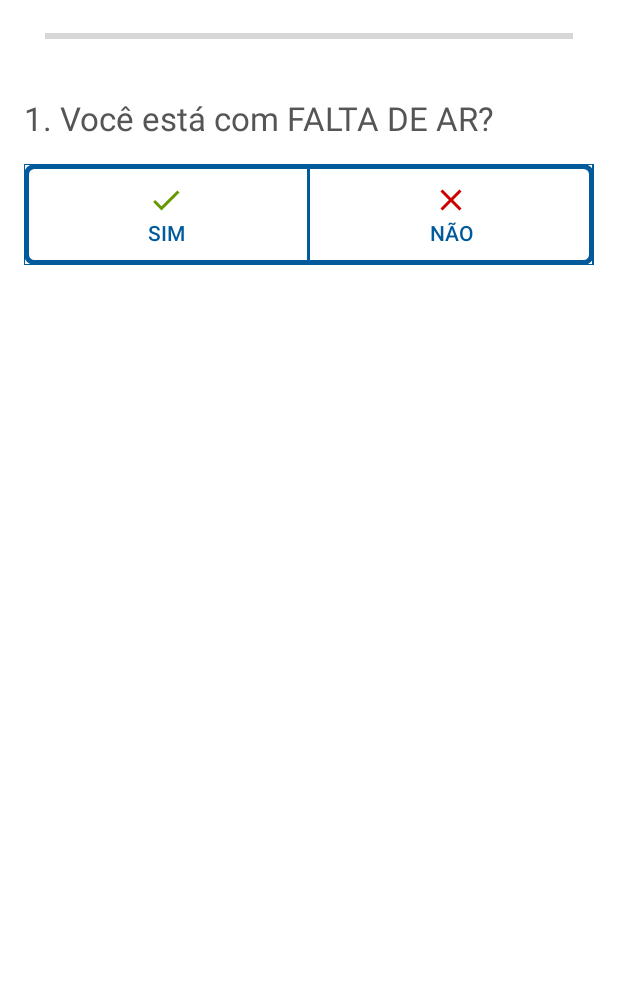
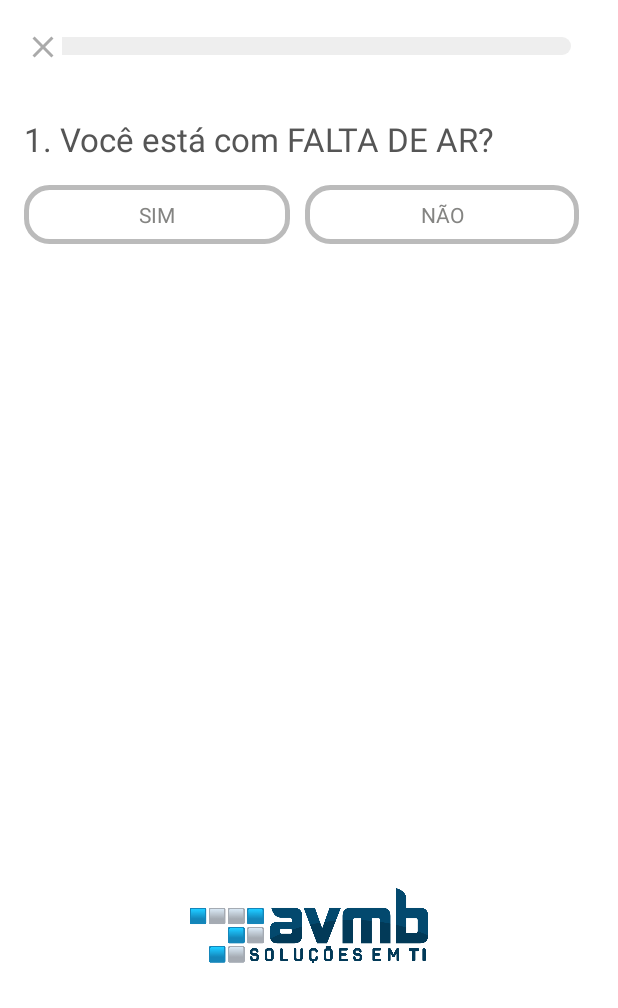
Before and after one commit to hubosong/Covid19, an Android app: the screen it shows after launch (MainActivity), on a phone screen of 412 x 824 dp, the part 228-1236 px from its top. Run offline under Robolectric (Android 15) with nearby library versions, the phone set to English and light mode, and no system bars.

Commit message:
Several Adjusts

```diff
--- a/app/src/main/java/com/example/covid19/MainActivity.java
+++ b/app/src/main/java/com/example/covid19/MainActivity.java
@@ -1,21 +1,21 @@
 package com.example.covid19;
 
-import android.os.Handler;
 import android.support.v7.app.AppCompatActivity;
 import android.os.Bundle;
 import android.view.View;
 import android.widget.Button;
+import android.widget.ImageButton;
 import android.widget.LinearLayout;
 import android.widget.ProgressBar;
 import android.widget.RadioButton;
 import android.widget.RadioGroup;
 import android.widget.TextView;
-import android.widget.Toast;
 
 public class MainActivity extends AppCompatActivity {
 
     private TextView txtQ, txtResult;
     private Button btnResult, btnReStart;
+    private ImageButton btnSair;
     private LinearLayout llDiagnostic, llResult;
 
     private int result = 0;
@@ -37,6 +37,7 @@ public class MainActivity extends AppCompatActivity {
         llDiagnostic = findViewById(R.id.llDiagnostic);
         llResult = findViewById(R.id.llResult);
         progressBar = findViewById(R.id.progressBar);
+        btnSair = findViewById(R.id.btnSair);
 
         q1 = "1. Você está com FALTA DE AR?";
         q2 = "2. Você está com FEBRE?";
@@ -62,6 +63,7 @@ public class MainActivity extends AppCompatActivity {
             public void onClick(View v) {
                 btnResult.setVisibility(View.GONE);
                 progressBar.setVisibility(View.GONE);
+                btnSair.setVisibility(View.GONE);
 
                 txtResult.setText(String.valueOf(result));
                 llResult.setVisibility(View.VISIBLE);
@@ -75,7 +77,21 @@ public class MainActivity extends AppCompatActivity {
                 btnResult.setVisibility(View.GONE);
                 llDiagnostic.setVisibility(View.VISIBLE);
                 progressBar.setVisibility(View.VISIBLE);
+                btnSair.setVisibility(View.VISIBLE);
+                btnSair.setImageResource(R.drawable.ic_check_nok);
+                btnSair.setEnabled(true);
 
+                txtQ.setText(q1);
+                txtResult.setText(String.valueOf(0));
+                progressBar.setProgress(0);
+                countQ=0;
+                result=0;
+            }
+        });
+
+        btnSair.setOnClickListener(new View.OnClickListener() {
+            @Override
+            public void onClick(View v) {
                 txtQ.setText(q1);
                 txtResult.setText(String.valueOf(0));
                 progressBar.setProgress(0);
@@ -116,11 +132,15 @@ public class MainActivity extends AppCompatActivity {
                     progressBar.setProgress(100);
 
                     llDiagnostic.setVisibility(View.GONE);
+                    btnSair.setImageResource(R.drawable.ic_check_ok);
+                    btnSair.setEnabled(false);
                     btnResult.setVisibility(View.VISIBLE);
                 } else {
                     progressBar.setProgress(100);
 
                     llDiagnostic.setVisibility(View.GONE);
+                    btnSair.setImageResource(R.drawable.ic_check_ok);
+                    btnSair.setEnabled(false);
                     btnResult.setVisibility(View.VISIBLE);
                 }
                 break;
--- a/app/src/main/res/drawable/control_switch_background_border.xml
+++ /dev/null
@@ -1,9 +0,0 @@
-<?xml version="1.0" encoding="utf-8"?>
-<shape xmlns:android="http://schemas.android.com/apk/res/android"
-    android:shape="rectangle">
-    <corners android:radius="5dp" />
-    <solid android:color="@android:color/transparent" />
-    <stroke
-        android:width="3dp"
-        android:color="@color/blue" />
-</shape>
--- a/app/src/main/res/drawable/control_switch_background_selector.xml
+++ /dev/null
@@ -1,18 +0,0 @@
-<?xml version="1.0" encoding="utf-8"?>
-<selector xmlns:android="http://schemas.android.com/apk/res/android">
-    <item android:state_checked="true">
-        <shape>
-            <solid android:color="@color/blue"></solid>
-        </shape>
-    </item>
-    <item android:state_pressed="true">
-        <shape>
-            <solid android:color="@color/lighterBlue"></solid>
-        </shape>
-    </item>
-    <item>
-        <shape>
-            <solid android:color="@android:color/transparent"></solid>
-        </shape>
-    </item>
-</selector>
--- a/app/src/main/res/drawable/control_switch_background_selector_middle.xml
+++ /dev/null
@@ -1,23 +0,0 @@
-<?xml version="1.0" encoding="utf-8"?>
-<selector xmlns:android="http://schemas.android.com/apk/res/android">
-    <item android:state_checked="true">
-        <shape>
-            <solid android:color="@color/blue"></solid>
-        </shape>
-    </item>
-    <item android:state_pressed="true">
-        <shape>
-            <solid android:color="@color/lighterBlue"></solid>
-        </shape>
-    </item>
-    <item>
-        <layer-list>
-            <item android:top="-1dp" android:bottom="-1dp" android:left="-1dp">
-                <shape>
-                    <solid android:color="@android:color/transparent"></solid>
-                    <stroke android:width="1dp" android:color="@color/blue"></stroke>
-                </shape>
-            </item>
-        </layer-list>
-    </item>
-</selector>
--- a/app/src/main/res/drawable/ic_check_nok.xml
+++ b/app/src/main/res/drawable/ic_check_nok.xml
@@ -4,6 +4,6 @@
         android:viewportWidth="24.0"
         android:viewportHeight="24.0">
     <path
-        android:fillColor="#FF000000"
+        android:fillColor="@android:color/holo_red_dark"
         android:pathData="M19,6.41L17.59,5 12,10.59 6.41,5 5,6.41 10.59,12 5,17.59 6.41,19 12,13.41 17.59,19 19,17.59 13.41,12z"/>
 </vector>
--- a/app/src/main/res/drawable/ic_check_ok.xml
+++ b/app/src/main/res/drawable/ic_check_ok.xml
@@ -4,6 +4,6 @@
         android:viewportWidth="24.0"
         android:viewportHeight="24.0">
     <path
-        android:fillColor="#FF000000"
+        android:fillColor="@android:color/holo_green_dark"
         android:pathData="M9,16.17L4.83,12l-1.42,1.41L9,19 21,7l-1.41,-1.41z"/>
 </vector>
--- /dev/null
+++ b/app/src/main/res/drawable/progressbar.xml
@@ -0,0 +1,29 @@
+<?xml version="1.0" encoding="utf-8"?>
+<layer-list xmlns:android="http://schemas.android.com/apk/res/android">
+    <item android:id="@android:id/background">
+        <shape android:shape="rectangle">
+            <solid android:color="#eee"/>
+            <corners
+                android:bottomRightRadius="10dp"
+                android:topRightRadius="10dp"
+                />
+        </shape>
+    </item>
+    <item android:id="@android:id/progress">
+        <clip>
+            <shape>
+                <gradient
+                    android:startColor="@android:color/holo_green_dark"
+                    android:centerColor="#76b787"
+                    android:centerY="0.50"
+                    android:endColor="@android:color/holo_green_dark"
+                    android:angle="270"
+                    />
+                <corners
+                    android:bottomRightRadius="10dp"
+                    android:topRightRadius="10dp"
+                    />
+            </shape>
+        </clip>
+    </item>
+</layer-list>
--- /dev/null
+++ b/app/src/main/res/drawable/radio_off.xml
@@ -0,0 +1,13 @@
+<?xml version="1.0" encoding="utf-8"?>
+<shape xmlns:android="http://schemas.android.com/apk/res/android"
+    android:shape="rectangle" >
+
+    <solid android:color="#ffffffff" />
+
+    <stroke
+        android:width="3dp"
+        android:color="#bbbbbb" />
+
+    <corners android:radius="15dp" />
+
+</shape>
--- /dev/null
+++ b/app/src/main/res/drawable/radio_on_green.xml
@@ -0,0 +1,13 @@
+<?xml version="1.0" encoding="utf-8"?>
+<shape xmlns:android="http://schemas.android.com/apk/res/android"
+    android:shape="rectangle" >
+
+    <solid android:color="@android:color/holo_green_dark" />
+
+    <stroke
+        android:width="3dp"
+        android:color="@android:color/holo_green_dark" />
+
+    <corners android:radius="15dp" />
+
+</shape>
--- /dev/null
+++ b/app/src/main/res/drawable/radio_on_red.xml
@@ -0,0 +1,13 @@
+<?xml version="1.0" encoding="utf-8"?>
+<shape xmlns:android="http://schemas.android.com/apk/res/android"
+    android:shape="rectangle" >
+
+    <solid android:color="@android:color/holo_red_dark" />
+
+    <stroke
+        android:width="3dp"
+        android:color="@android:color/holo_red_dark" />
+
+    <corners android:radius="15dp" />
+
+</shape>
--- /dev/null
+++ b/app/src/main/res/drawable/radio_states_green.xml
@@ -0,0 +1,14 @@
+<?xml version="1.0" encoding="utf-8"?>
+<selector xmlns:android="http://schemas.android.com/apk/res/android">
+
+    <item
+        android:state_checked="true"
+        android:drawable="@drawable/radio_on_green"/>
+
+    <item
+        android:state_pressed="true"
+        android:drawable="@drawable/radio_on_green"/>
+
+    <item android:drawable="@drawable/radio_off"/>
+
+</selector>
--- /dev/null
+++ b/app/src/main/res/drawable/radio_states_red.xml
@@ -0,0 +1,14 @@
+<?xml version="1.0" encoding="utf-8"?>
+<selector xmlns:android="http://schemas.android.com/apk/res/android">
+
+    <item
+        android:state_checked="true"
+        android:drawable="@drawable/radio_on_red"/>
+
+    <item
+        android:state_pressed="true"
+        android:drawable="@drawable/radio_on_red"/>
+
+    <item android:drawable="@drawable/radio_off"/>
+
+</selector>
--- a/app/src/main/res/color/control_switch_color_selector.xml
+++ b/app/src/main/res/drawable/radio_text.xml
@@ -1,14 +1,14 @@
 <?xml version="1.0" encoding="utf-8"?>
 <selector xmlns:android="http://schemas.android.com/apk/res/android">
+
     <item
         android:state_checked="true"
-        android:color="@color/controlBackground"
-        />
+        android:color="#ffffffff"/>
+
     <item
         android:state_pressed="true"
-        android:color="@color/controlBackground"
-        />
-    <item
-        android:color="@color/blue"
-        />
+        android:color="#ffffffff"/>
+
+    <item android:color="#ff848482" />
+
 </selector>
--- a/app/src/main/res/layout/activity_main.xml
+++ b/app/src/main/res/layout/activity_main.xml
@@ -1,11 +1,9 @@
 <?xml version="1.0" encoding="utf-8"?>
-<LinearLayout xmlns:android="http://schemas.android.com/apk/res/android"
+<android.support.constraint.ConstraintLayout xmlns:android="http://schemas.android.com/apk/res/android"
     xmlns:app="http://schemas.android.com/apk/res-auto"
     xmlns:tools="http://schemas.android.com/tools"
-    android:id="@+id/signInLayout"
     android:layout_width="match_parent"
     android:layout_height="match_parent"
-    android:orientation="vertical"
     android:background="#fff"
     tools:context=".MainActivity">
 
@@ -19,19 +17,45 @@
         android:textColor="#555"
         android:textStyle="bold"
         android:textSize="30sp"
-        android:textAlignment="center"/>
+        android:textAlignment="center"
+        app:layout_constraintTop_toTopOf="parent"/>
+
+
+    <LinearLayout
+        android:id="@+id/llMain"
+        android:layout_width="match_parent"
+        android:layout_height="wrap_content"
+        android:orientation="vertical"
+        app:layout_constraintTop_toBottomOf="@+id/txtTitle">
+
+        <LinearLayout
+            android:layout_width="match_parent"
+            android:layout_height="wrap_content"
+            android:orientation="horizontal"
+            android:layout_margin="16dp"
+            android:gravity="center_vertical">
+
+            <ImageButton
+                android:id="@+id/btnSair"
+                android:layout_width="25dp"
+                android:layout_height="30dp"
+                android:src="@drawable/ic_check_nok"
+                android:tint="#aaa"
+                android:background="@android:color/transparent"/>
 
             <ProgressBar
                 android:id="@+id/progressBar"
                 android:layout_width="match_parent"
-        android:layout_height="wrap_content"
-        android:layout_marginStart="30dp"
-        android:layout_marginEnd="30dp"
+                android:layout_height="12dp"
                 style="?android:attr/progressBarStyleHorizontal"
+                android:max="100"
                 android:progress="0"
-        android:layout_marginBottom="16dp"
-        android:progressTint="@color/blue"/>
+                android:progressDrawable="@drawable/progressbar"
+                android:background="@android:color/transparent"
+                android:paddingEnd="15dp"/>
 
+
+        </LinearLayout>
 
         <LinearLayout
             android:id="@+id/llDiagnostic"
@@ -53,41 +77,37 @@
                 android:id="@+id/toggle"
                 android:layout_width="match_parent"
                 android:layout_height="wrap_content"
+                android:layout_centerHorizontal="true"
                 android:layout_marginBottom="16dp"
                 android:layout_marginTop="16dp"
-            android:background="@drawable/control_switch_background_border"
                 android:orientation="horizontal">
 
                 <RadioButton
                     android:id="@+id/rbSIM"
-                android:layout_width="0dp"
-                android:layout_height="match_parent"
-                android:layout_weight="1"
-                android:paddingTop="12dp"
-                android:paddingBottom="12dp"
-                android:background="@drawable/control_switch_background_selector_middle"
+                    android:layout_width="wrap_content"
+                    android:layout_height="wrap_content"
                     android:button="@null"
-                android:gravity="center"
+                    android:background="@drawable/radio_states_green"
                     android:text="SIM"
-                android:fontFamily="sans-serif-medium"
-                android:textColor="@color/control_switch_color_selector"
-                android:drawableTop="@drawable/ic_check_ok"
-                android:drawableTint="@android:color/holo_green_dark"/>
+                    android:padding="10dp"
+                    android:textColor="@drawable/radio_text"
+                    android:layout_weight=".335"
+                    android:gravity="center"/>
+
                 <RadioButton
                     android:id="@+id/rbNAO"
-                android:layout_width="0dp"
-                android:layout_height="match_parent"
-                android:layout_weight="1"
-                android:paddingTop="12dp"
-                android:paddingBottom="12dp"
-                android:background="@drawable/control_switch_background_selector_middle"
+                    android:layout_width="wrap_content"
+                    android:layout_height="wrap_content"
+                    android:background="@drawable/radio_states_red"
                     android:button="@null"
-                android:gravity="center"
+                    android:padding="10dp"
+                    android:layout_marginLeft="10dp"
+                    android:layout_marginRight="10dp"
+                    android:textColor="@drawable/radio_text"
                     android:text="NÃO"
-                android:fontFamily="sans-serif-medium"
-                android:textColor="@color/control_switch_color_selector"
-                android:drawableTop="@drawable/ic_check_nok"
-                android:drawableTint="@android:color/holo_red_dark"/>
+                    android:layout_weight=".335"
+                    android:gravity="center"/>
+
             </RadioGroup>
 
         </LinearLayout>
@@ -106,7 +126,7 @@
         <LinearLayout
             android:id="@+id/llResult"
             android:layout_width="match_parent"
-        android:layout_height="match_parent"
+            android:layout_height="200dp"
             android:orientation="vertical"
             android:layout_margin="16dp"
             android:visibility="gone">
@@ -118,7 +138,7 @@
                 android:text="Refazer Pré-Diagnóstico"
                 android:textColor="#fff"
                 android:textStyle="bold"
-            android:background="#f0f"/>
+                android:background="@color/blue"/>
 
             <TextView
                 android:id="@+id/txtResult"
@@ -129,8 +149,20 @@
                 android:text="resultado"
                 android:textColor="#000"/>
 
-
         </LinearLayout>
 
 
     </LinearLayout>
+
+    <ImageView
+        android:layout_width="match_parent"
+        android:layout_height="50dp"
+        android:layout_marginStart="16dp"
+        android:layout_marginEnd="16dp"
+        android:layout_marginTop="16dp"
+        android:layout_marginBottom="30dp"
+        android:src="@drawable/avmb_h"
+        app:layout_constraintBottom_toBottomOf="parent"/>
+
+
+</android.support.constraint.ConstraintLayout>
```
Also changed, not shown: app/src/main/res/drawable/avmb_h.png (added). Lines whose indentation alone changed are shown as unchanged.
